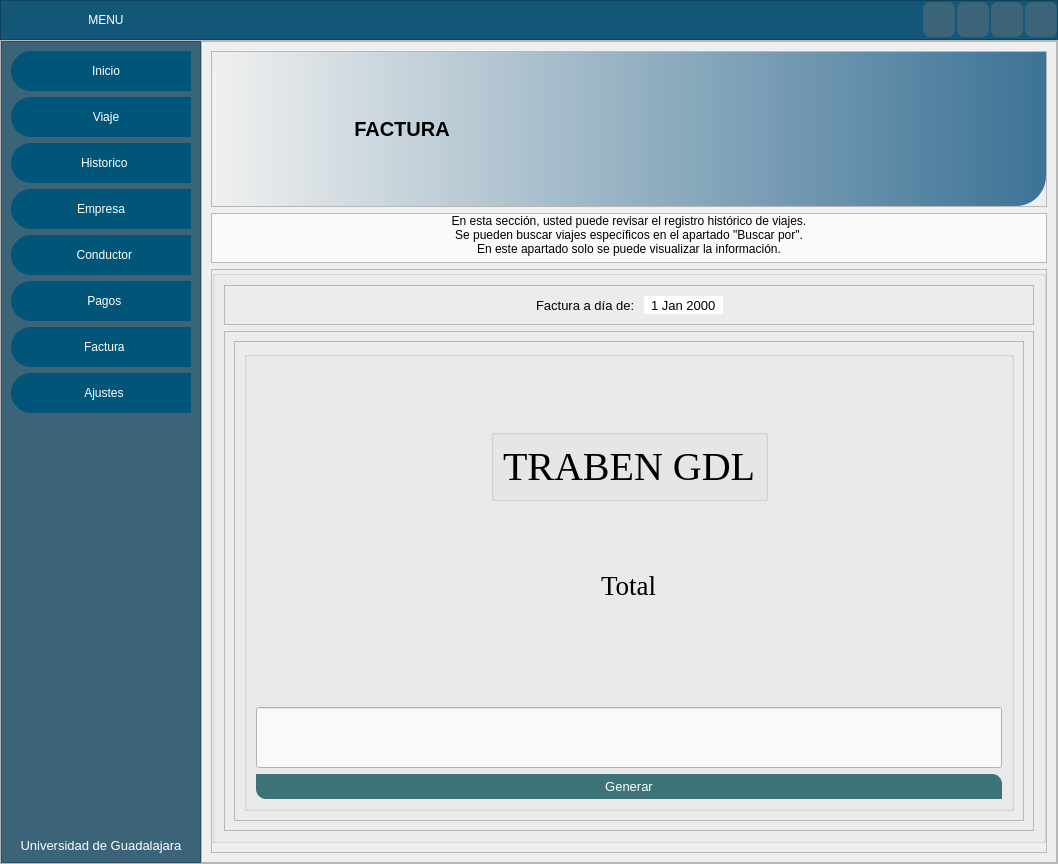
Above: mainwindow.ui from askr3d/ProyectoTaxi before the change. Below: the same form after it.
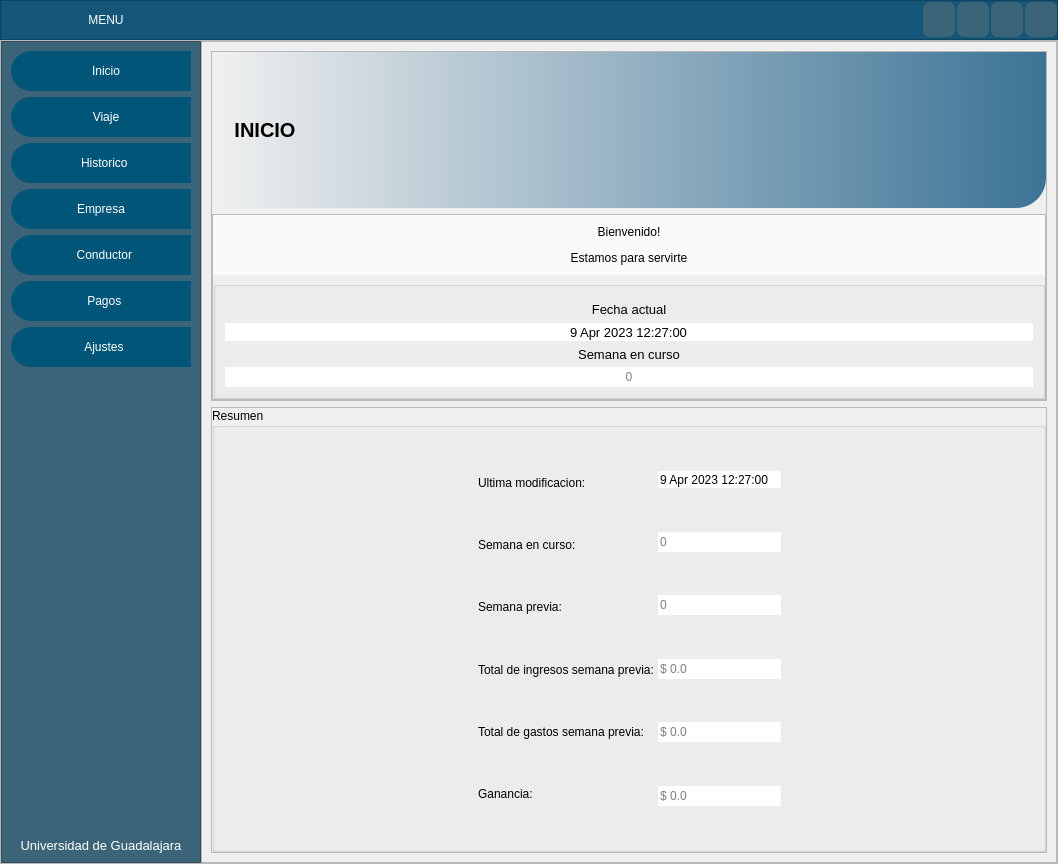
That is the form after the change. The open tabs and pages were chosen to show the change. Icons and pictures are not drawn.

Commit message: Se removio el apartado de facturas

```diff
--- a/mainwindow.ui
+++ b/mainwindow.ui
@@ -576,44 +576,6 @@
             </property>
            </widget>
           </item>
-          <item>
-           <widget class="QPushButton" name="btn_factura">
-            <property name="minimumSize">
-             <size>
-              <width>0</width>
-              <height>40</height>
-             </size>
-            </property>
-            <property name="maximumSize">
-             <size>
-              <width>16777215</width>
-              <height>40</height>
-             </size>
-            </property>
-            <property name="styleSheet">
-             <string notr="true">color: rgb(255, 255, 255);</string>
-            </property>
-            <property name="text">
-             <string>  Factura</string>
-            </property>
-            <property name="icon">
-             <iconset>
-              <normaloff>images/679769 (1).png</normaloff>images/679769 (1).png</iconset>
-            </property>
-            <property name="iconSize">
-             <size>
-              <width>30</width>
-              <height>30</height>
-             </size>
-            </property>
-            <property name="checkable">
-             <bool>false</bool>
-            </property>
-            <property name="autoExclusive">
-             <bool>false</bool>
-            </property>
-           </widget>
-          </item>
           <item>
            <widget class="QPushButton" name="btn_ajustes">
             <property name="minimumSize">
@@ -5304,631 +5266,6 @@
               </item>
              </layout>
             </widget>
-            <widget class="QWidget" name="pg_factura">
-             <layout class="QVBoxLayout" name="verticalLayout_15">
-              <item>
-               <widget class="QFrame" name="frame_17">
-                <property name="minimumSize">
-                 <size>
-                  <width>0</width>
-                  <height>156</height>
-                 </size>
-                </property>
-                <property name="maximumSize">
-                 <size>
-                  <width>16777215</width>
-                  <height>156</height>
-                 </size>
-                </property>
-                <property name="frameShape">
-                 <enum>QFrame::StyledPanel</enum>
-                </property>
-                <property name="frameShadow">
-                 <enum>QFrame::Raised</enum>
-                </property>
-                <layout class="QVBoxLayout" name="verticalLayout_13">
-                 <property name="spacing">
-                  <number>0</number>
-                 </property>
-                 <property name="leftMargin">
-                  <number>0</number>
-                 </property>
-                 <property name="topMargin">
-                  <number>0</number>
-                 </property>
-                 <property name="rightMargin">
-                  <number>0</number>
-                 </property>
-                 <property name="bottomMargin">
-                  <number>0</number>
-                 </property>
-                 <item>
-                  <widget class="QGroupBox" name="groupBox_15">
-                   <property name="maximumSize">
-                    <size>
-                     <width>16777215</width>
-                     <height>156</height>
-                    </size>
-                   </property>
-                   <property name="font">
-                    <font>
-                     <family>Arial</family>
-                     <pointsize>12</pointsize>
-                     <weight>75</weight>
-                     <bold>true</bold>
-                    </font>
-                   </property>
-                   <property name="styleSheet">
-                    <string notr="true">background-color: qlineargradient(spread:pad, x1:0, y1:0, x2:1, y2:0, stop:0 rgba(240, 240, 240, 255), stop:1 rgba(60, 115, 150, 255));
-border-top-left-radius:30px;
- border-bottom-right-radius:30px;
-</string>
-                   </property>
-                   <property name="title">
-                    <string/>
-                   </property>
-                   <layout class="QHBoxLayout" name="horizontalLayout_14">
-                    <item>
-                     <widget class="QLabel" name="label_51">
-                      <property name="minimumSize">
-                       <size>
-                        <width>100</width>
-                        <height>100</height>
-                       </size>
-                      </property>
-                      <property name="maximumSize">
-                       <size>
-                        <width>100</width>
-                        <height>100</height>
-                       </size>
-                      </property>
-                      <property name="styleSheet">
-                       <string notr="true">background-color: rgba(0, 0, 0, 0);</string>
-                      </property>
-                      <property name="text">
-                       <string/>
-                      </property>
-                      <property name="pixmap">
-                       <pixmap>images/7385193.png</pixmap>
-                      </property>
-                      <property name="scaledContents">
-                       <bool>true</bool>
-                      </property>
-                     </widget>
-                    </item>
-                    <item>
-                     <widget class="QLabel" name="label_6">
-                      <property name="minimumSize">
-                       <size>
-                        <width>150</width>
-                        <height>0</height>
-                       </size>
-                      </property>
-                      <property name="maximumSize">
-                       <size>
-                        <width>81</width>
-                        <height>31</height>
-                       </size>
-                      </property>
-                      <property name="font">
-                       <font>
-                        <pointsize>15</pointsize>
-                        <weight>75</weight>
-                        <bold>true</bold>
-                       </font>
-                      </property>
-                      <property name="autoFillBackground">
-                       <bool>false</bool>
-                      </property>
-                      <property name="styleSheet">
-                       <string notr="true">background-color: rgba(0, 0, 0, 0);
-color: rgb(0, 0, 0);</string>
-                      </property>
-                      <property name="text">
-                       <string>FACTURA</string>
-                      </property>
-                      <property name="alignment">
-                       <set>Qt::AlignCenter</set>
-                      </property>
-                     </widget>
-                    </item>
-                    <item>
-                     <spacer name="horizontalSpacer_19">
-                      <property name="orientation">
-                       <enum>Qt::Horizontal</enum>
-                      </property>
-                      <property name="sizeHint" stdset="0">
-                       <size>
-                        <width>607</width>
-                        <height>20</height>
-                       </size>
-                      </property>
-                     </spacer>
-                    </item>
-                    <item>
-                     <widget class="QLabel" name="label_52">
-                      <property name="sizePolicy">
-                       <sizepolicy hsizetype="Expanding" vsizetype="Expanding">
-                        <horstretch>0</horstretch>
-                        <verstretch>0</verstretch>
-                       </sizepolicy>
-                      </property>
-                      <property name="minimumSize">
-                       <size>
-                        <width>90</width>
-                        <height>90</height>
-                       </size>
-                      </property>
-                      <property name="maximumSize">
-                       <size>
-                        <width>90</width>
-                        <height>90</height>
-                       </size>
-                      </property>
-                      <property name="styleSheet">
-                       <string notr="true">background-color: rgba(0, 0, 0,0);</string>
-                      </property>
-                      <property name="text">
-                       <string/>
-                      </property>
-                      <property name="pixmap">
-                       <pixmap>images/3997635.png</pixmap>
-                      </property>
-                      <property name="scaledContents">
-                       <bool>true</bool>
-                      </property>
-                      <property name="alignment">
-                       <set>Qt::AlignCenter</set>
-                      </property>
-                     </widget>
-                    </item>
-                   </layout>
-                  </widget>
-                 </item>
-                </layout>
-               </widget>
-              </item>
-              <item>
-               <widget class="QFrame" name="frame_29">
-                <property name="maximumSize">
-                 <size>
-                  <width>16777215</width>
-                  <height>90</height>
-                 </size>
-                </property>
-                <property name="frameShape">
-                 <enum>QFrame::StyledPanel</enum>
-                </property>
-                <property name="frameShadow">
-                 <enum>QFrame::Raised</enum>
-                </property>
-                <layout class="QGridLayout" name="gridLayout_8">
-                 <property name="leftMargin">
-                  <number>0</number>
-                 </property>
-                 <property name="topMargin">
-                  <number>0</number>
-                 </property>
-                 <property name="rightMargin">
-                  <number>0</number>
-                 </property>
-                 <property name="bottomMargin">
-                  <number>0</number>
-                 </property>
-                 <property name="spacing">
-                  <number>0</number>
-                 </property>
-                 <item row="0" column="0">
-                  <widget class="QGroupBox" name="groupBox_25">
-                   <property name="minimumSize">
-                    <size>
-                     <width>0</width>
-                     <height>0</height>
-                    </size>
-                   </property>
-                   <property name="maximumSize">
-                    <size>
-                     <width>16777215</width>
-                     <height>90</height>
-                    </size>
-                   </property>
-                   <property name="font">
-                    <font>
-                     <pointsize>10</pointsize>
-                    </font>
-                   </property>
-                   <property name="styleSheet">
-                    <string notr="true">background-color: rgb(250, 250, 250);
-border:none;</string>
-                   </property>
-                   <property name="title">
-                    <string/>
-                   </property>
-                   <layout class="QHBoxLayout" name="horizontalLayout_23" stretch="0">
-                    <property name="spacing">
-                     <number>0</number>
-                    </property>
-                    <property name="leftMargin">
-                     <number>0</number>
-                    </property>
-                    <property name="topMargin">
-                     <number>0</number>
-                    </property>
-                    <property name="rightMargin">
-                     <number>0</number>
-                    </property>
-                    <property name="bottomMargin">
-                     <number>6</number>
-                    </property>
-                    <item>
-                     <widget class="QLabel" name="label_42">
-                      <property name="minimumSize">
-                       <size>
-                        <width>0</width>
-                        <height>0</height>
-                       </size>
-                      </property>
-                      <property name="maximumSize">
-                       <size>
-                        <width>900</width>
-                        <height>90</height>
-                       </size>
-                      </property>
-                      <property name="styleSheet">
-                       <string notr="true">border-bottom-left-radius:50px;
- border-top-right-radius:50px;
-</string>
-                      </property>
-                      <property name="text">
-                       <string>&lt;html&gt;&lt;head/&gt;&lt;body&gt;&lt;p align=&quot;center&quot;&gt;En esta sección, usted puede revisar el registro histórico de viajes.&lt;br/&gt;Se pueden buscar viajes específicos en el apartado &amp;quot;Buscar por&amp;quot;.&lt;br/&gt;En este apartado solo se puede visualizar la información.&lt;/p&gt;&lt;/body&gt;&lt;/html&gt;</string>
-                      </property>
-                     </widget>
-                    </item>
-                   </layout>
-                  </widget>
-                 </item>
-                </layout>
-               </widget>
-              </item>
-              <item>
-               <widget class="QFrame" name="frame_20">
-                <property name="frameShape">
-                 <enum>QFrame::StyledPanel</enum>
-                </property>
-                <property name="frameShadow">
-                 <enum>QFrame::Raised</enum>
-                </property>
-                <layout class="QGridLayout" name="gridLayout_17">
-                 <property name="leftMargin">
-                  <number>0</number>
-                 </property>
-                 <property name="topMargin">
-                  <number>0</number>
-                 </property>
-                 <property name="rightMargin">
-                  <number>0</number>
-                 </property>
-                 <property name="horizontalSpacing">
-                  <number>0</number>
-                 </property>
-                 <item row="0" column="0">
-                  <widget class="QGroupBox" name="groupBox_17">
-                   <property name="font">
-                    <font>
-                     <pointsize>10</pointsize>
-                    </font>
-                   </property>
-                   <property name="title">
-                    <string/>
-                   </property>
-                   <layout class="QVBoxLayout" name="verticalLayout_14">
-                    <item>
-                     <widget class="QFrame" name="frame_3">
-                      <property name="maximumSize">
-                       <size>
-                        <width>16777215</width>
-                        <height>43</height>
-                       </size>
-                      </property>
-                      <property name="frameShape">
-                       <enum>QFrame::StyledPanel</enum>
-                      </property>
-                      <property name="frameShadow">
-                       <enum>QFrame::Raised</enum>
-                      </property>
-                      <layout class="QHBoxLayout" name="horizontalLayout_4">
-                       <item>
-                        <spacer name="horizontalSpacer_6">
-                         <property name="orientation">
-                          <enum>Qt::Horizontal</enum>
-                         </property>
-                         <property name="sizeHint" stdset="0">
-                          <size>
-                           <width>293</width>
-                           <height>20</height>
-                          </size>
-                         </property>
-                        </spacer>
-                       </item>
-                       <item>
-                        <widget class="QLabel" name="label_2">
-                         <property name="font">
-                          <font>
-                           <pointsize>10</pointsize>
-                          </font>
-                         </property>
-                         <property name="text">
-                          <string>Factura a día de: </string>
-                         </property>
-                        </widget>
-                       </item>
-                       <item>
-                        <widget class="QDateEdit" name="dateEdit_2">
-                         <property name="font">
-                          <font>
-                           <pointsize>10</pointsize>
-                          </font>
-                         </property>
-                         <property name="wrapping">
-                          <bool>false</bool>
-                         </property>
-                         <property name="frame">
-                          <bool>false</bool>
-                         </property>
-                         <property name="alignment">
-                          <set>Qt::AlignCenter</set>
-                         </property>
-                         <property name="readOnly">
-                          <bool>true</bool>
-                         </property>
-                         <property name="buttonSymbols">
-                          <enum>QAbstractSpinBox::NoButtons</enum>
-                         </property>
-                        </widget>
-                       </item>
-                       <item>
-                        <spacer name="horizontalSpacer_3">
-                         <property name="orientation">
-                          <enum>Qt::Horizontal</enum>
-                         </property>
-                         <property name="sizeHint" stdset="0">
-                          <size>
-                           <width>293</width>
-                           <height>20</height>
-                          </size>
-                         </property>
-                        </spacer>
-                       </item>
-                      </layout>
-                     </widget>
-                    </item>
-                    <item>
-                     <widget class="QFrame" name="frame_4">
-                      <property name="frameShape">
-                       <enum>QFrame::StyledPanel</enum>
-                      </property>
-                      <property name="frameShadow">
-                       <enum>QFrame::Raised</enum>
-                      </property>
-                      <layout class="QVBoxLayout" name="verticalLayout_42">
-                       <item>
-                        <widget class="QFrame" name="frame_40">
-                         <property name="frameShape">
-                          <enum>QFrame::StyledPanel</enum>
-                         </property>
-                         <property name="frameShadow">
-                          <enum>QFrame::Raised</enum>
-                         </property>
-                         <layout class="QGridLayout" name="gridLayout_30">
-                          <item row="0" column="0">
-                           <widget class="QGroupBox" name="groupBox_33">
-                            <property name="title">
-                             <string/>
-                            </property>
-                            <layout class="QVBoxLayout" name="verticalLayout_45">
-                             <item>
-                              <layout class="QVBoxLayout" name="verticalLayout_43">
-                               <item>
-                                <spacer name="verticalSpacer_4">
-                                 <property name="orientation">
-                                  <enum>Qt::Vertical</enum>
-                                 </property>
-                                 <property name="sizeHint" stdset="0">
-                                  <size>
-                                   <width>20</width>
-                                   <height>18</height>
-                                  </size>
-                                 </property>
-                                </spacer>
-                               </item>
-                               <item>
-                                <layout class="QHBoxLayout" name="horizontalLayout_39">
-                                 <item>
-                                  <spacer name="horizontalSpacer_35">
-                                   <property name="orientation">
-                                    <enum>Qt::Horizontal</enum>
-                                   </property>
-                                   <property name="sizeHint" stdset="0">
-                                    <size>
-                                     <width>40</width>
-                                     <height>20</height>
-                                    </size>
-                                   </property>
-                                  </spacer>
-                                 </item>
-                                 <item>
-                                  <widget class="QGroupBox" name="groupBox_34">
-                                   <property name="title">
-                                    <string/>
-                                   </property>
-                                   <layout class="QGridLayout" name="gridLayout_31">
-                                    <item row="0" column="0">
-                                     <widget class="QLabel" name="label_55">
-                                      <property name="font">
-                                       <font>
-                                        <family>Georgia</family>
-                                        <pointsize>30</pointsize>
-                                       </font>
-                                      </property>
-                                      <property name="text">
-                                       <string>TRABEN GDL</string>
-                                      </property>
-                                     </widget>
-                                    </item>
-                                   </layout>
-                                  </widget>
-                                 </item>
-                                 <item>
-                                  <spacer name="horizontalSpacer_36">
-                                   <property name="orientation">
-                                    <enum>Qt::Horizontal</enum>
-                                   </property>
-                                   <property name="sizeHint" stdset="0">
-                                    <size>
-                                     <width>40</width>
-                                     <height>20</height>
-                                    </size>
-                                   </property>
-                                  </spacer>
-                                 </item>
-                                </layout>
-                               </item>
-                               <item>
-                                <spacer name="verticalSpacer_20">
-                                 <property name="orientation">
-                                  <enum>Qt::Vertical</enum>
-                                 </property>
-                                 <property name="sizeHint" stdset="0">
-                                  <size>
-                                   <width>20</width>
-                                   <height>18</height>
-                                  </size>
-                                 </property>
-                                </spacer>
-                               </item>
-                              </layout>
-                             </item>
-                             <item>
-                              <layout class="QVBoxLayout" name="verticalLayout_44">
-                               <item>
-                                <layout class="QHBoxLayout" name="horizontalLayout_41">
-                                 <item>
-                                  <spacer name="horizontalSpacer_37">
-                                   <property name="orientation">
-                                    <enum>Qt::Horizontal</enum>
-                                   </property>
-                                   <property name="sizeHint" stdset="0">
-                                    <size>
-                                     <width>40</width>
-                                     <height>20</height>
-                                    </size>
-                                   </property>
-                                  </spacer>
-                                 </item>
-                                 <item>
-                                  <widget class="QLabel" name="label_56">
-                                   <property name="font">
-                                    <font>
-                                     <family>Georgia</family>
-                                     <pointsize>20</pointsize>
-                                    </font>
-                                   </property>
-                                   <property name="text">
-                                    <string>Total</string>
-                                   </property>
-                                  </widget>
-                                 </item>
-                                 <item>
-                                  <spacer name="horizontalSpacer_38">
-                                   <property name="orientation">
-                                    <enum>Qt::Horizontal</enum>
-                                   </property>
-                                   <property name="sizeHint" stdset="0">
-                                    <size>
-                                     <width>40</width>
-                                     <height>20</height>
-                                    </size>
-                                   </property>
-                                  </spacer>
-                                 </item>
-                                </layout>
-                               </item>
-                               <item>
-                                <spacer name="verticalSpacer_21">
-                                 <property name="orientation">
-                                  <enum>Qt::Vertical</enum>
-                                 </property>
-                                 <property name="sizeHint" stdset="0">
-                                  <size>
-                                   <width>20</width>
-                                   <height>40</height>
-                                  </size>
-                                 </property>
-                                </spacer>
-                               </item>
-                               <item>
-                                <widget class="QLineEdit" name="lineEdit_7">
-                                 <property name="enabled">
-                                  <bool>false</bool>
-                                 </property>
-                                 <property name="font">
-                                  <font>
-                                   <family>Georgia</family>
-                                   <pointsize>35</pointsize>
-                                  </font>
-                                 </property>
-                                 <property name="styleSheet">
-                                  <string notr="true">background-color: rgb(249, 249, 249);</string>
-                                 </property>
-                                 <property name="alignment">
-                                  <set>Qt::AlignCenter</set>
-                                 </property>
-                                </widget>
-                               </item>
-                              </layout>
-                             </item>
-                             <item>
-                              <widget class="QPushButton" name="btn_generar_factura">
-                               <property name="minimumSize">
-                                <size>
-                                 <width>200</width>
-                                 <height>25</height>
-                                </size>
-                               </property>
-                               <property name="styleSheet">
-                                <string notr="true">QPushButton{
-	border-top-right-radius:10px;
-	border-bottom-left-radius:10px;
-	background-color: rgb(60, 115, 120);
-	
-	color: rgb(255, 255, 255);
-}
-QPushButton:hover{
-	background-color: rgb(0, 85, 120);
-}</string>
-                               </property>
-                               <property name="text">
-                                <string>Generar</string>
-                               </property>
-                              </widget>
-                             </item>
-                            </layout>
-                           </widget>
-                          </item>
-                         </layout>
-                        </widget>
-                       </item>
-                      </layout>
-                     </widget>
-                    </item>
-                   </layout>
-                  </widget>
-                 </item>
-                </layout>
-               </widget>
-              </item>
-             </layout>
-            </widget>
             <widget class="QWidget" name="pg_ajustes">
              <layout class="QVBoxLayout" name="verticalLayout_18">
               <item>
```
The commit also changes 7 other files.
